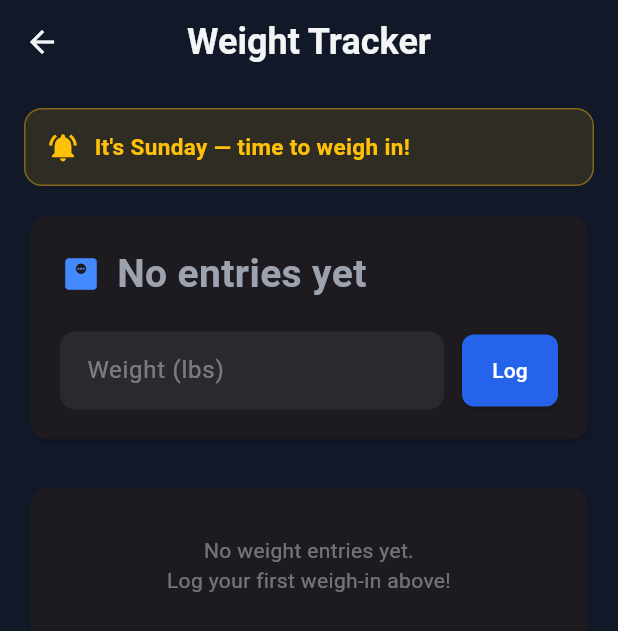
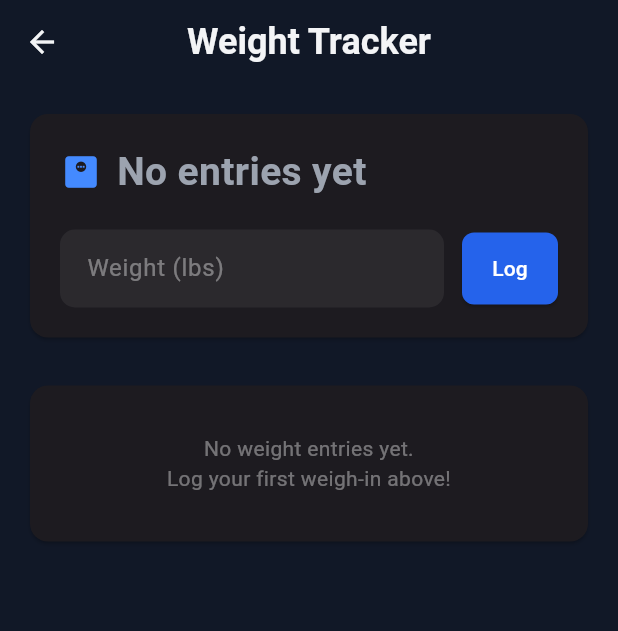
Before and after one commit to elmustslay/daily-blueprint, a Flutter app: the WeightTrackScreen screen opened directly, on a phone screen of 412 x 824 dp. Shown: the top 631 px of the screen. Run offline on Flutter 3.47's test engine with Material 3 defaults, Android fonts, the phone set to English and light mode, and no system bars; our stand-ins replace fl_chart, flutter_riverpod, share_plus, shared_preferences, sqflite; accounts and stored records are empty.

Commit message:
feat: update weight tracking prompt to trigger during morning hours instead of Sundays

```diff
--- a/lib/features/weight_track/presentation/weight_track_screen.dart
+++ b/lib/features/weight_track/presentation/weight_track_screen.dart
@@ -13,12 +13,13 @@ class WeightTrackScreen extends ConsumerStatefulWidget {
 
 class _WeightTrackScreenState extends ConsumerState<WeightTrackScreen> {
   final _controller = TextEditingController();
-  bool _isSunday = false;
+  bool _isMorning = false;
 
   @override
   void initState() {
     super.initState();
-    _isSunday = DateTime.now().weekday == DateTime.sunday;
+    final hour = DateTime.now().hour;
+    _isMorning = hour >= 6 && hour < 10;
   }
 
   @override
@@ -45,7 +46,7 @@ class _WeightTrackScreenState extends ConsumerState<WeightTrackScreen> {
     return ListView(
       padding: const EdgeInsets.all(16),
       children: [
-        if (_isSunday)
+        if (_isMorning)
           Container(
             margin: const EdgeInsets.only(bottom: 16),
             padding: const EdgeInsets.all(14),
@@ -60,7 +61,7 @@ class _WeightTrackScreenState extends ConsumerState<WeightTrackScreen> {
                 SizedBox(width: 10),
                 Expanded(
                   child: Text(
-                    "It's Sunday — time to weigh in!",
+                    "Good morning — time to weigh in!",
                     style: TextStyle(color: Colors.amber, fontWeight: FontWeight.w600, fontSize: 15),
                   ),
                 ),
```
Also changed, not shown: 1 other file.
